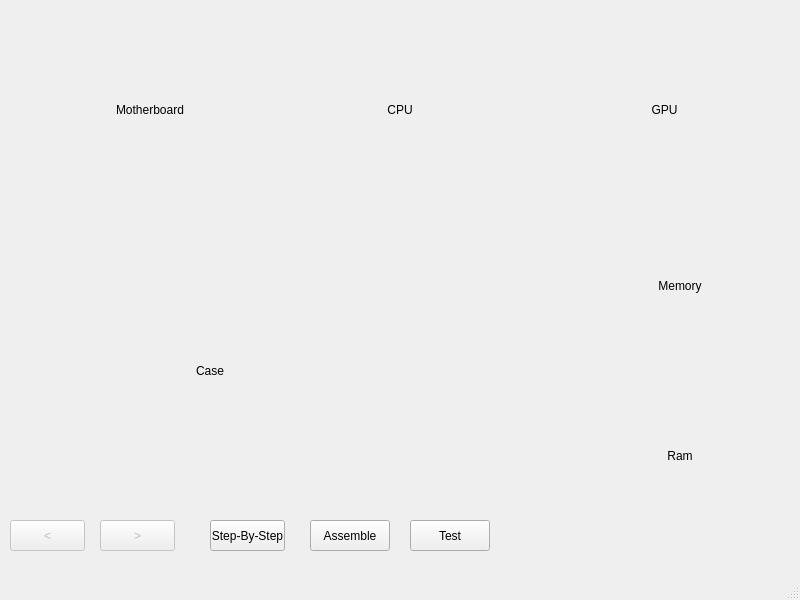
This is learningwindow.ui in KaiokenBro/PC-Builder as Qt 5 draws it before an edit. The edited form follows.
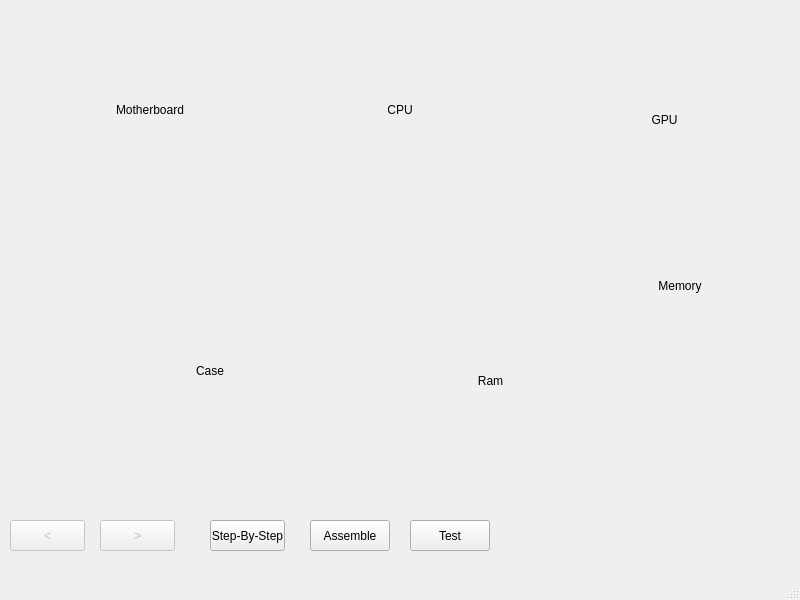
This is the edited form.

Commit message: PC parts move to correct location when assemble is pressed.

What changed in the file:
```diff
--- a/learningwindow.ui
+++ b/learningwindow.ui
@@ -76,9 +76,9 @@
     <property name="geometry">
      <rect>
       <x>549</x>
-      <y>10</y>
+      <y>29</y>
       <width>231</width>
-      <height>200</height>
+      <height>181</height>
      </rect>
     </property>
     <property name="text">
@@ -123,10 +123,10 @@
    <widget class="QLabel" name="ramLabel">
     <property name="geometry">
      <rect>
-      <x>580</x>
-      <y>440</y>
-      <width>200</width>
-      <height>31</height>
+      <x>470</x>
+      <y>300</y>
+      <width>41</width>
+      <height>161</height>
      </rect>
     </property>
     <property name="text">
```
Left out of the diff: 2 changed lines with no effect on the pictures. The commit also changes 2 other files.
